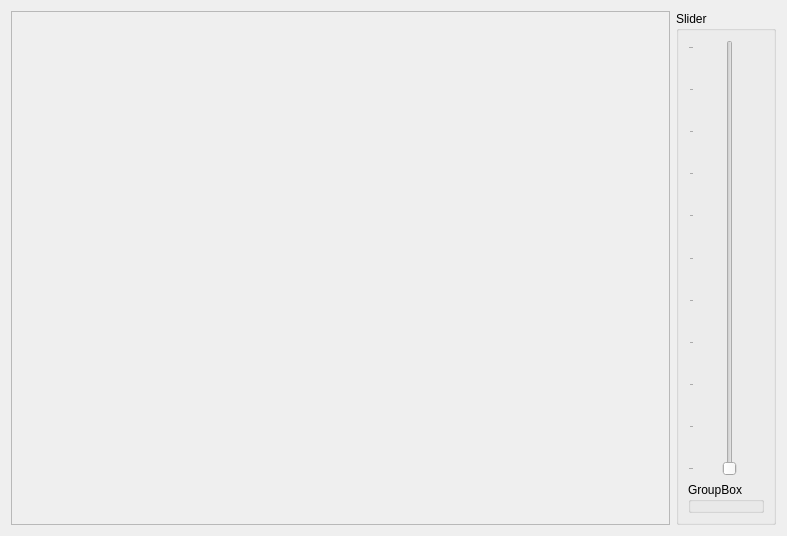
Qt form src/Apps/SBIM/View/SeismicView.ui (jdms/rrm) before a commit.
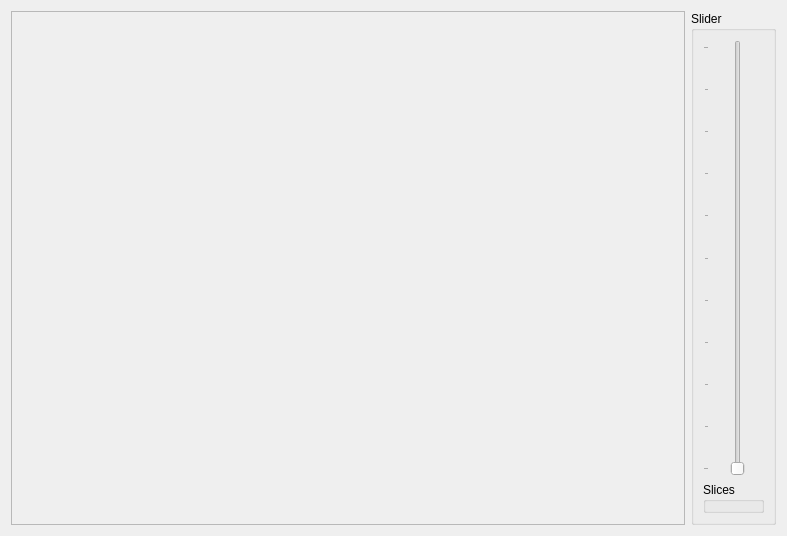
The same form after that commit.

```diff
--- a/src/Apps/SBIM/View/SeismicView.ui
+++ b/src/Apps/SBIM/View/SeismicView.ui
@@ -73,7 +73,7 @@
       <item>
        <widget class="QGroupBox" name="groupBox_2">
         <property name="title">
-         <string>GroupBox</string>
+         <string>Slices</string>
         </property>
        </widget>
       </item>
```
Left out of the diff: 10 changed lines with no effect on the pictures.
